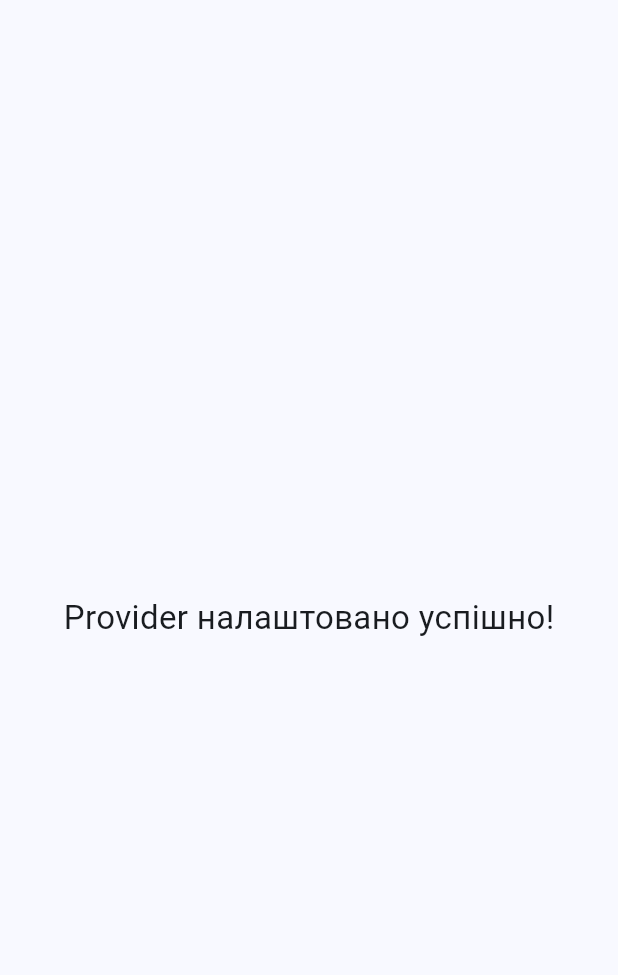
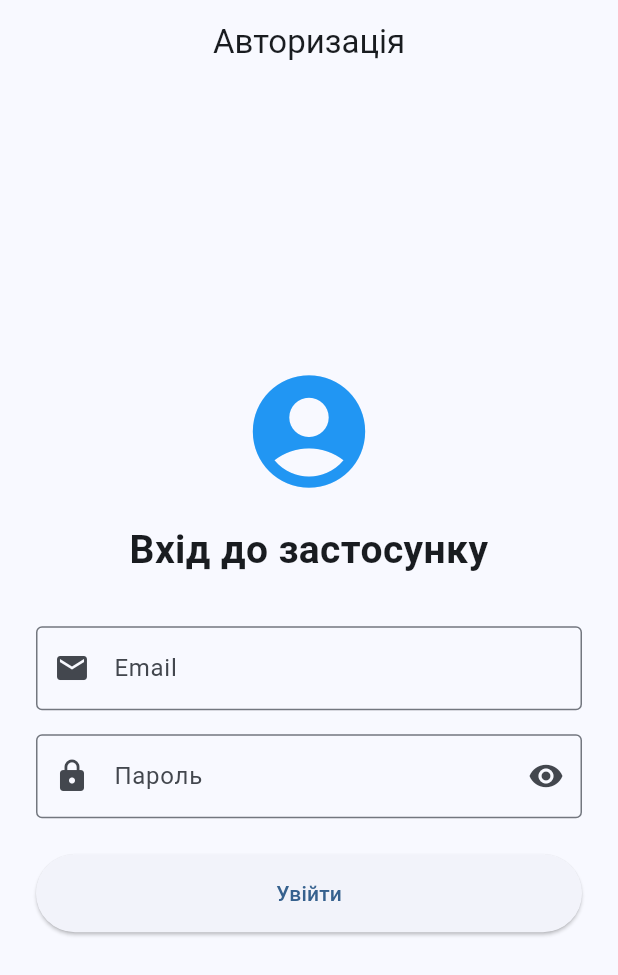
Before and after one commit to School-BD3/sign_in_application_1, a Flutter app: the screen it shows after launch, on a phone screen of 412 x 824 dp. Shown: the top 975 px of the screen. Run offline on Flutter 3.47's test engine with Material 3 defaults, Android fonts, the phone set to English and light mode, and no system bars.

Commit message:
створено екран авторизації з валідацією та обробкою помилок

```diff
--- a/lib/main.dart
+++ b/lib/main.dart
@@ -1,5 +1,6 @@
 import 'package:flutter/material.dart';
 import 'package:provider/provider.dart';
+import 'screens/login_screen.dart';
 
 import 'models/auth_model.dart';
 import 'models/profile_model.dart';
@@ -34,14 +35,7 @@ class MyApp extends StatelessWidget {
         ),
         useMaterial3: true,
       ),
-      home: const Scaffold(
-        body: Center(
-          child: Text(
-            'Provider налаштовано успішно!',
-            style: TextStyle(fontSize: 22),
-          ),
-        ),
-      ),
+      home: const LoginScreen(),
     );
   }
 }
--- a/lib/screens/login_screen.dart
+++ b/lib/screens/login_screen.dart
@@ -0,0 +1,209 @@
+import 'package:flutter/material.dart';
+import 'package:provider/provider.dart';
+
+import '../models/auth_model.dart';
+
+class LoginScreen extends StatefulWidget {
+  const LoginScreen({super.key});
+
+  @override
+  State<LoginScreen> createState() => _LoginScreenState();
+}
+
+class _LoginScreenState extends State<LoginScreen> {
+  final _formKey = GlobalKey<FormState>();
+
+  final _emailController = TextEditingController();
+  final _passwordController = TextEditingController();
+
+  bool _showPassword = false;
+
+  @override
+  void dispose() {
+    _emailController.dispose();
+    _passwordController.dispose();
+    super.dispose();
+  }
+
+  Future<void> _login() async {
+    if (!_formKey.currentState!.validate()) {
+      return;
+    }
+
+    await context.read<AuthModel>().login(
+      _emailController.text.trim(),
+      _passwordController.text,
+    );
+  }
+
+  @override
+  Widget build(BuildContext context) {
+    debugPrint('LoginScreen build');
+
+    return Scaffold(
+      appBar: AppBar(
+        title: const Text('Авторизація'),
+        centerTitle: true,
+      ),
+      body: Center(
+        child: SingleChildScrollView(
+          padding: const EdgeInsets.all(24),
+          child: ConstrainedBox(
+            constraints: const BoxConstraints(
+              maxWidth: 400,
+            ),
+            child: Form(
+              key: _formKey,
+              child: Column(
+                mainAxisSize: MainAxisSize.min,
+                crossAxisAlignment: CrossAxisAlignment.stretch,
+                children: [
+                  const Icon(
+                    Icons.account_circle,
+                    size: 90,
+                    color: Colors.blue,
+                  ),
+
+                  const SizedBox(height: 16),
+
+                  const Text(
+                    'Вхід до застосунку',
+                    textAlign: TextAlign.center,
+                    style: TextStyle(
+                      fontSize: 26,
+                      fontWeight: FontWeight.bold,
+                    ),
+                  ),
+
+                  const SizedBox(height: 32),
+
+                  TextFormField(
+                    controller: _emailController,
+                    keyboardType: TextInputType.emailAddress,
+                    decoration: const InputDecoration(
+                      labelText: 'Email',
+                      prefixIcon: Icon(Icons.email),
+                      border: OutlineInputBorder(),
+                    ),
+                    validator: (value) {
+                      final email = value?.trim() ?? '';
+
+                      if (email.isEmpty) {
+                        return 'Введіть email';
+                      }
+
+                      final emailRegex = RegExp(
+                        r'^[^@\s]+@[^@\s]+\.[^@\s]+$',
+                      );
+
+                      if (!emailRegex.hasMatch(email)) {
+                        return 'Некоректний формат email';
+                      }
+
+                      return null;
+                    },
+                  ),
+
+                  const SizedBox(height: 16),
+
+                  TextFormField(
+                    controller: _passwordController,
+                    obscureText: !_showPassword,
+                    decoration: InputDecoration(
+                      labelText: 'Пароль',
+                      prefixIcon: const Icon(Icons.lock),
+                      border: const OutlineInputBorder(),
+                      suffixIcon: IconButton(
+                        icon: Icon(
+                          _showPassword
+                              ? Icons.visibility_off
+                              : Icons.visibility,
+                        ),
+                        onPressed: () {
+                          setState(() {
+                            _showPassword = !_showPassword;
+                          });
+                        },
+                      ),
+                    ),
+                    validator: (value) {
+                      if (value == null || value.isEmpty) {
+                        return 'Введіть пароль';
+                      }
+
+                      if (value.length < 8) {
+                        return 'Мінімум 8 символів';
+                      }
+
+                      return null;
+                    },
+                  ),
+
+                  const SizedBox(height: 24),
+
+                  Consumer<AuthModel>(
+                    builder: (context, auth, child) {
+                      debugPrint('LoginButton Consumer build');
+
+                      return ElevatedButton(
+                        onPressed: auth.isLoading
+                            ? null
+                            : _login,
+                        style: ElevatedButton.styleFrom(
+                          padding: const EdgeInsets.all(16),
+                        ),
+                        child: auth.isLoading
+                            ? const SizedBox(
+                                width: 22,
+                                height: 22,
+                                child: CircularProgressIndicator(
+                                  strokeWidth: 2,
+                                ),
+                              )
+                            : const Text('Увійти'),
+                      );
+                    },
+                  ),
+
+                  const SizedBox(height: 16),
+
+                  Consumer<AuthModel>(
+                    builder: (context, auth, child) {
+                      debugPrint('LoginError Consumer build');
+
+                      if (auth.status != AuthStatus.error) {
+                        return const SizedBox.shrink();
+                      }
+
+                      return Column(
+                        children: [
+                          Text(
+                            auth.errorMessage ??
+                                'Невідома помилка',
+                            textAlign: TextAlign.center,
+                            style: const TextStyle(
+                              color: Colors.red,
+                            ),
+                          ),
+
+                          const SizedBox(height: 8),
+
+                          TextButton(
+                            onPressed: auth.isLoading
+                                ? null
+                                : _login,
+                            child: const Text('Повторити'),
+                          ),
+                        ],
+                      );
+                    },
+                  ),
+                ],
+              ),
+            ),
+          ),
+        ),
+      ),
+    );
+  }
+}
```
